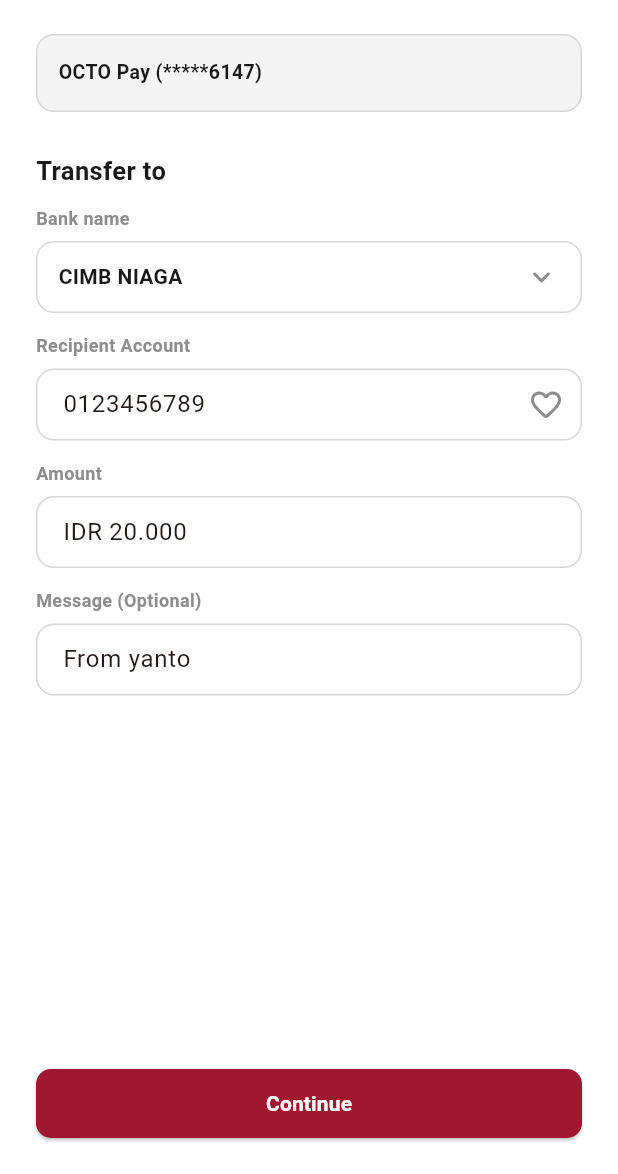
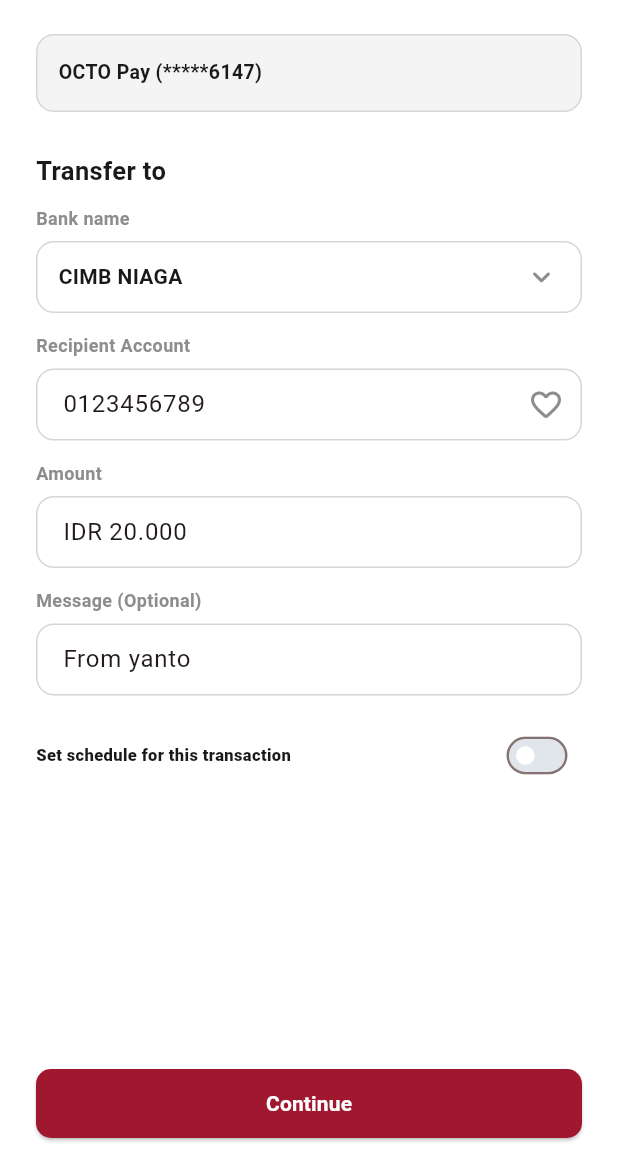
Before and after one commit to harrymx1/Capstone-Project-B1-Kelompok-2-2026, a Flutter app: the TransferFormPage screen opened by its route, on a phone screen of 412 x 824 dp, the part 62-1236 px from its top. Run offline on Flutter 3.47's test engine with Material 3 defaults, Android fonts, the phone set to English and light mode, and no system bars.

Commit message:
update transfer

```diff
--- a/lib/core/routes/app_routes.dart
+++ b/lib/core/routes/app_routes.dart
@@ -12,6 +12,7 @@
 import '../../features/others/pages/more_services_page.dart';
 import '../../features/transfer/models/transfer_draft.dart';
 import '../../features/transfer/pages/confirm_transfer_page.dart';
+import '../../features/transfer/pages/schedule_transfer_page.dart';
 import '../../features/transfer/pages/transfer_form_page.dart';
 import '../../features/transfer/pages/transfer_page.dart';
 import '../../features/transfer/pages/transfer_success_page.dart';
@@ -45,6 +46,8 @@
             return const TransferPage();
           case TransferFormPage.routeName:
             return const TransferFormPage();
+          case ScheduleTransferPage.routeName:
+            return const ScheduleTransferPage();
           case ConfirmTransferPage.routeName:
             return ConfirmTransferPage(
               draft:
--- /dev/null
+++ b/lib/features/transfer/models/transfer_schedule.dart
@@ -0,0 +1,13 @@
+class TransferSchedule {
+  const TransferSchedule({
+    required this.name,
+    required this.day,
+    required this.month,
+    required this.year,
+  });
+
+  final String name;
+  final int day;
+  final int month;
+  final int year;
+}
--- a/lib/features/transfer/pages/transfer_form_page.dart
+++ b/lib/features/transfer/pages/transfer_form_page.dart
@@ -2,7 +2,9 @@
 
 import '../../../core/theme/app_colors.dart';
 import '../models/transfer_draft.dart';
+import '../models/transfer_schedule.dart';
 import 'confirm_transfer_page.dart';
+import 'schedule_transfer_page.dart';
 
 class TransferFormPage extends StatefulWidget {
   const TransferFormPage({super.key});
@@ -19,6 +21,7 @@
   final messageController = TextEditingController(text: 'From yanto');
 
   String selectedBank = 'CIMB NIAGA';
+  TransferSchedule? schedule;
 
   static const banks = [
     'BCA',
@@ -104,6 +107,11 @@
                       label: 'Message (Optional)',
                       child: _InputField(controller: messageController),
                     ),
+                    const SizedBox(height: 20),
+                    _ScheduleSwitchTile(
+                      enabled: schedule != null,
+                      onChanged: _openSchedulePage,
+                    ),
                   ],
                 ),
               ),
@@ -132,6 +140,23 @@
         ),
       ),
     );
+  }
+
+  Future<void> _openSchedulePage(bool value) async {
+    if (!value) {
+      setState(() => schedule = null);
+      return;
+    }
+
+    final result = await Navigator.pushNamed(
+      context,
+      ScheduleTransferPage.routeName,
+    );
+    if (!mounted) return;
+
+    if (result is TransferSchedule) {
+      setState(() => schedule = result);
+    }
   }
 
   void _showBankPicker() {
@@ -208,6 +233,43 @@
           ),
         );
       },
+    );
+  }
+}
+
+class _ScheduleSwitchTile extends StatelessWidget {
+  const _ScheduleSwitchTile({required this.enabled, required this.onChanged});
+
+  final bool enabled;
+  final ValueChanged<bool> onChanged;
+
+  @override
+  Widget build(BuildContext context) {
+    return Row(
+      children: [
+        const Expanded(
+          child: Text(
+            'Set schedule for this transaction',
+            style: TextStyle(
+              color: AppColors.text,
+              fontSize: 11,
+              fontWeight: FontWeight.w800,
+            ),
+          ),
+        ),
+        Transform.scale(
+          scale: 0.78,
+          child: Switch(
+            value: enabled,
+            onChanged: onChanged,
+            activeThumbColor: Colors.white,
+            activeTrackColor: const Color(0xFF15213A),
+            inactiveThumbColor: Colors.white,
+            inactiveTrackColor: const Color(0xFFE1E6EC),
+            materialTapTargetSize: MaterialTapTargetSize.shrinkWrap,
+          ),
+        ),
+      ],
     );
   }
 }
```
Also changed, not shown: lib/features/transfer/pages/schedule_transfer_page.dart (added, +357 -0 lines).
